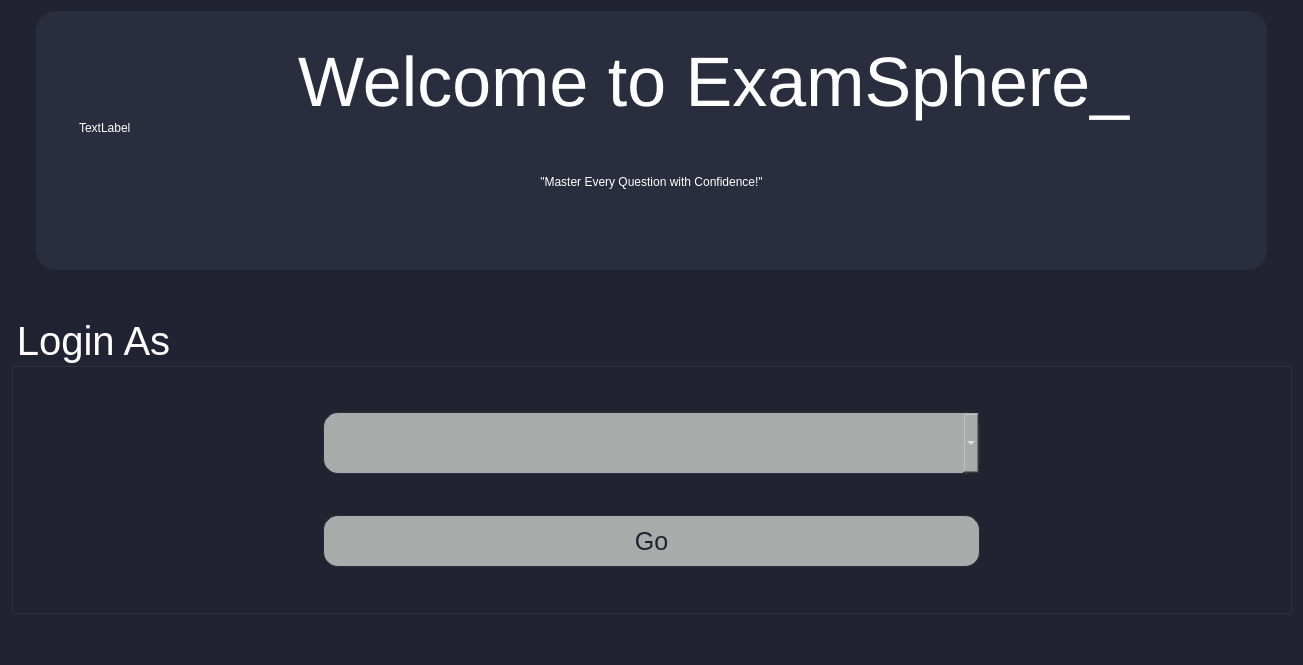
BiratBC/ExamSphereV1, file ExamSphereV1/welcome.ui: the form before one commit.
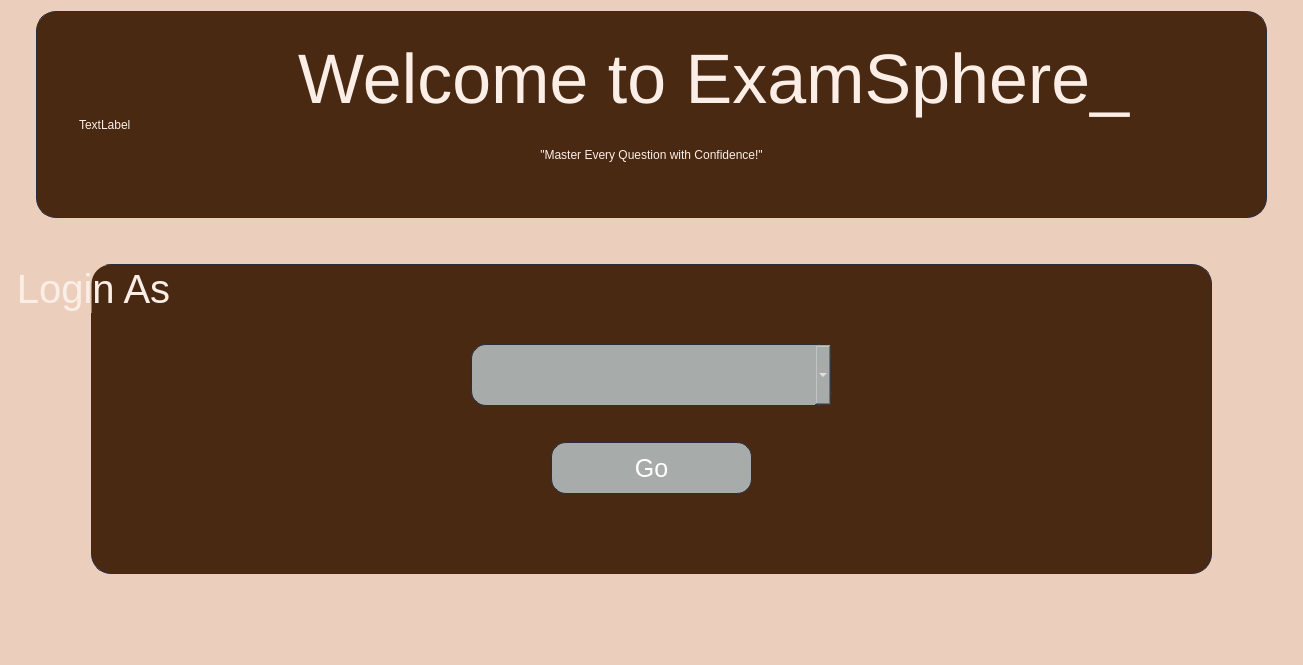
The form after the commit.

```diff
--- a/ExamSphereV1/welcome.ui
+++ b/ExamSphereV1/welcome.ui
@@ -26,7 +26,7 @@
   </property>
   <property name="styleSheet">
    <string notr="true">*{
-	background-color: rgba(33,35,50,255);
+	background-color: rgba(235,206,188,255);
 font-family:Ubuntu;
 
 }
@@ -69,8 +69,8 @@
        </property>
        <property name="styleSheet">
         <string notr="true">*{
-	background-color: rgba(42,45,62,255);
-color:#fff;
+	background-color: rgba(73,41,18,255);
+color:rgba(251,238,230,255);
 	border-color: rgb(42, 45, 62);
 }
 QGroupBox
@@ -189,8 +189,24 @@
         </font>
        </property>
        <property name="styleSheet">
-        <string notr="true">color: rgb(255, 255, 255);
-font-size:40px;</string>
+        <string notr="true">*{color: rgba(251,238,230,255);
+font-size:40px;
+background-color:rgba(73,41,18,255);
+}
+QGroupBox{
+	padding:70px;
+border:1px solid;
+	border-color: rgb(42, 45, 62);
+border-radius:20px;
+margin-left:80%;
+margin-right:80%;
+margin-bottom:40px;
+}
+QPushButton{
+margin-top:30px;
+	margin-left:80%;
+margin-right:80%;
+}</string>
        </property>
        <property name="title">
         <string>Login As</string>
@@ -227,8 +243,8 @@
             </property>
             <property name="styleSheet">
              <string notr="true">height: 60px;
-color: #fff;
-background-color:rgba(167,171,170,255);
+background-color: #a7abaa;
+color:#fff;
 width:70px;
 border:1px solid;
 border-color: rgb(42, 45, 62);
@@ -250,8 +266,8 @@
              <cursorShape>PointingHandCursor</cursorShape>
             </property>
             <property name="styleSheet">
-             <string notr="true">background-color:rgba(167,171,170,255);
-color: rgba(33,35,50,255);
+             <string notr="true">background-color: #a7abaa;
+color:#fff;
 width:70px;
 height:50px;
 border:1px solid;
```
